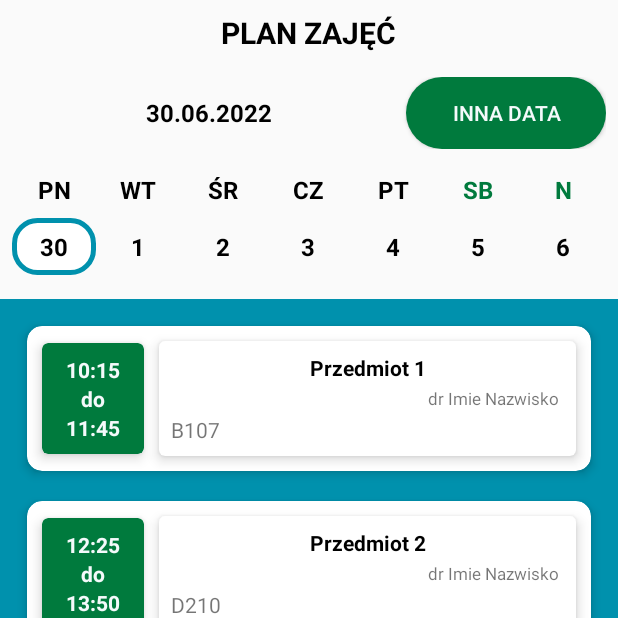
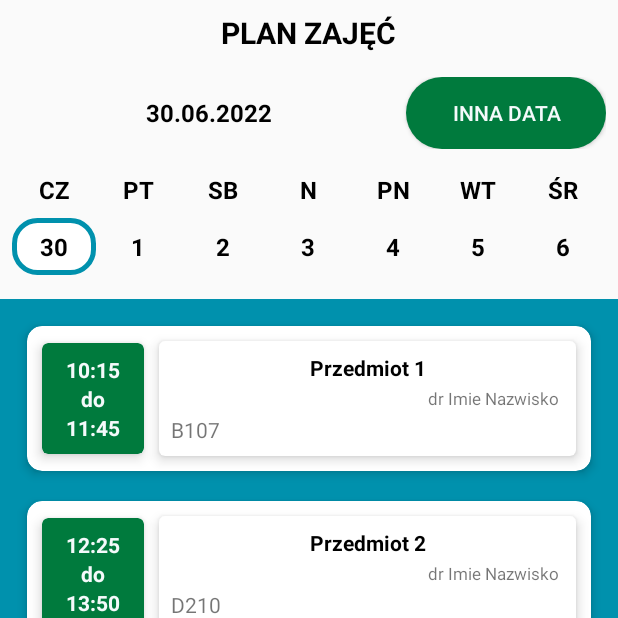
Before and after one commit to Nihon13/PrzUsosLite, an Android app: the ScheduleActivity screen opened directly, with no data from a screen before it, on a phone screen of 412 x 824 dp, the top half of it. Run offline under Robolectric (Android 15) with nearby library versions, the phone set to English and light mode, and no system bars.

Commit message:
Dynamic change of days in ScheduleActivity

```diff
--- a/app/src/main/java/com/nihon/przusoslite/ScheduleActivity.java
+++ b/app/src/main/java/com/nihon/przusoslite/ScheduleActivity.java
@@ -2,6 +2,7 @@ package com.nihon.przusoslite;
 
 import android.app.DatePickerDialog;
 import android.os.Bundle;
+import android.view.View;
 import android.widget.Button;
 import android.widget.TextView;
 
@@ -16,12 +17,16 @@ import java.util.Calendar;
 
 public class ScheduleActivity extends AppCompatActivity
 {
-    private TextView[] days = new TextView[7];
+    private final int daysCount = 7;
+    private TextView[] days = new TextView[daysCount];
+    private TextView[] daysSymbol = new TextView[daysCount];
+    private int activeDay = 0;
     private TextView currentDate;
     private Button changeDateButton;
 
     private DatePickerDialog datePickerDialog;
     private Calendar calendar;
+    private String[] daysOfWeek = new String[daysCount];
 
     private ArrayList<ScheduleActivityModel> scheduleActivityModels = new ArrayList<>();
 
@@ -37,6 +42,14 @@ public class ScheduleActivity extends AppCompatActivity
 
         RecyclerView recyclerView = findViewById(R.id.calendarRecycler);
 
+        daysOfWeek[0] = getString(R.string.sundaysym);
+        daysOfWeek[1] = getString(R.string.mondaysym);
+        daysOfWeek[2] = getString(R.string.tuesdaysym);
+        daysOfWeek[3] = getString(R.string.wednesdaysym);
+        daysOfWeek[4] = getString(R.string.thursdaysym);
+        daysOfWeek[5] = getString(R.string.fridaysym);
+        daysOfWeek[6] = getString(R.string.saturdaysym);
+
         days[0] = findViewById(R.id.day_1);
         days[1] = findViewById(R.id.day_2);
         days[2] = findViewById(R.id.day_3);
@@ -44,6 +57,20 @@ public class ScheduleActivity extends AppCompatActivity
         days[4] = findViewById(R.id.day_5);
         days[5] = findViewById(R.id.day_6);
         days[6] = findViewById(R.id.day_7);
+
+        daysSymbol[0] = findViewById(R.id.day_1_symbol);
+        daysSymbol[1] = findViewById(R.id.day_2_symbol);
+        daysSymbol[2] = findViewById(R.id.day_3_symbol);
+        daysSymbol[3] = findViewById(R.id.day_4_symbol);
+        daysSymbol[4] = findViewById(R.id.day_5_symbol);
+        daysSymbol[5] = findViewById(R.id.day_6_symbol);
+        daysSymbol[6] = findViewById(R.id.day_7_symbol);
+
+        for (int i = 0; i < daysCount; i++)
+        {
+            int finalI = i;
+            days[i].setOnClickListener(v -> activateDay(finalI));
+        }
 
         calendar = Calendar.getInstance();
 
@@ -75,6 +102,8 @@ public class ScheduleActivity extends AppCompatActivity
             setDays(calendar);
         };
 
+        calendar = Calendar.getInstance();
+
         int year = calendar.get(Calendar.YEAR);
         int month = calendar.get(Calendar.MONTH);
         int day = calendar.get(Calendar.DAY_OF_MONTH);
@@ -90,9 +119,19 @@ public class ScheduleActivity extends AppCompatActivity
 
         currentDate.setText(text);
 
-        for (int i = 0; i < 7; i++)
+        int dayOfWeek = calendar.get(Calendar.DAY_OF_WEEK) - 1;
+
+        for (int i = 0; i < daysCount; i++)
         {
             days[i].setText(new SimpleDateFormat("d").format(calendar.getTime()));
+            if (dayOfWeek+i >= daysCount)
+            {
+                daysSymbol[i].setText(daysOfWeek[dayOfWeek+i-daysCount]);
+            }
+            else
+            {
+                daysSymbol[i].setText(daysOfWeek[dayOfWeek+i]);
+            }
             calendar.add(Calendar.DAY_OF_MONTH, 1);
         }
     }
@@ -102,4 +141,14 @@ public class ScheduleActivity extends AppCompatActivity
         scheduleActivityModels.add(new ScheduleActivityModel(startTime, endTime, activityName, prof, room));
     }
 
+    private void activateDay(int index)
+    {
+        if (activeDay != index)
+        {
+            days[activeDay].setBackground(null);
+            activeDay = index;
+            days[activeDay].setBackground(getResources().getDrawable(R.drawable.activeborder));
+        }
+    }
+
 }
--- a/app/src/main/res/layout/activity_schedule.xml
+++ b/app/src/main/res/layout/activity_schedule.xml
@@ -65,72 +65,79 @@
         app:layout_constraintTop_toBottomOf="@id/currentDate">
 
         <TextView
+            android:id="@+id/day_1_symbol"
             android:layout_width="0dp"
             android:layout_height="wrap_content"
             android:layout_weight="1"
-            android:text="@string/mondaysym"
+            android:text="D1"
             android:textAlignment="center"
             android:textColor="@color/black"
             android:textSize="16sp"
             android:textStyle="bold" />
 
         <TextView
+            android:id="@+id/day_2_symbol"
             android:layout_width="0dp"
             android:layout_height="wrap_content"
             android:layout_weight="1"
-            android:text="@string/tuesdaysym"
+            android:text="D2"
             android:textAlignment="center"
             android:textColor="@color/black"
             android:textSize="16sp"
             android:textStyle="bold" />
 
         <TextView
+            android:id="@+id/day_3_symbol"
             android:layout_width="0dp"
             android:layout_height="wrap_content"
             android:layout_weight="1"
-            android:text="@string/wednesdaysym"
+            android:text="D3"
             android:textAlignment="center"
             android:textColor="@color/black"
             android:textSize="16sp"
             android:textStyle="bold" />
 
         <TextView
+            android:id="@+id/day_4_symbol"
             android:layout_width="0dp"
             android:layout_height="wrap_content"
             android:layout_weight="1"
-            android:text="@string/thursdaysym"
+            android:text="D4"
             android:textAlignment="center"
             android:textColor="@color/black"
             android:textSize="16sp"
             android:textStyle="bold" />
 
         <TextView
+            android:id="@+id/day_5_symbol"
             android:layout_width="0dp"
             android:layout_height="wrap_content"
             android:layout_weight="1"
-            android:text="@string/fridaysym"
+            android:text="D5"
             android:textAlignment="center"
             android:textColor="@color/black"
             android:textSize="16sp"
             android:textStyle="bold" />
 
         <TextView
+            android:id="@+id/day_6_symbol"
             android:layout_width="0dp"
             android:layout_height="wrap_content"
             android:layout_weight="1"
-            android:text="@string/saturdaysym"
+            android:text="D6"
             android:textAlignment="center"
-            android:textColor="@color/accent"
+            android:textColor="@color/black"
             android:textSize="16sp"
             android:textStyle="bold" />
 
         <TextView
+            android:id="@+id/day_7_symbol"
             android:layout_width="0dp"
             android:layout_height="wrap_content"
             android:layout_weight="1"
-            android:text="@string/sundaysym"
+            android:text="D7"
             android:textAlignment="center"
-            android:textColor="@color/accent"
+            android:textColor="@color/black"
             android:textSize="16sp"
             android:textStyle="bold" />
 
```
